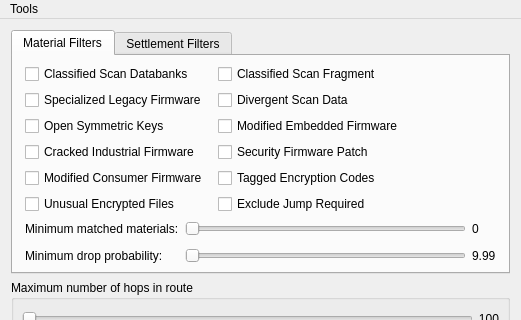
neotron/EDPathFinder, file src/Routers/BaseScanning/MainWindow.ui: the form before one commit; both pictures show x 0 to 521 and y 0 to 320 of the 521 by 537 pixel window.
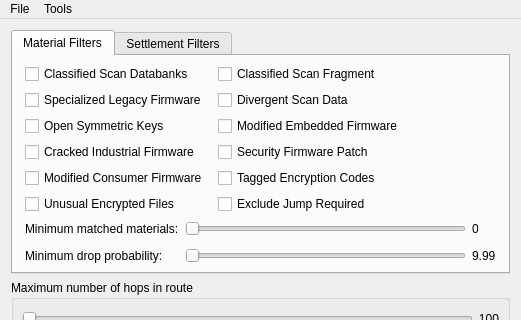
The form after the commit. Custom widgets are drawn as their Qt base class.

What changed in the file:
```diff
--- a/src/Routers/BaseScanning/MainWindow.ui
+++ b/src/Routers/BaseScanning/MainWindow.ui
@@ -1003,6 +1003,13 @@
     <addaction name="separator"/>
     <addaction name="actionPreferences"/>
    </widget>
+   <widget class="QMenu" name="menuFile">
+    <property name="title">
+     <string>File</string>
+    </property>
+    <addaction name="actionQuit"/>
+   </widget>
+   <addaction name="menuFile"/>
    <addaction name="menuTools"/>
   </widget>
   <widget class="QStatusBar" name="statusBar">
```
Left out of the diff: 8 changed lines with no effect on the pictures.
